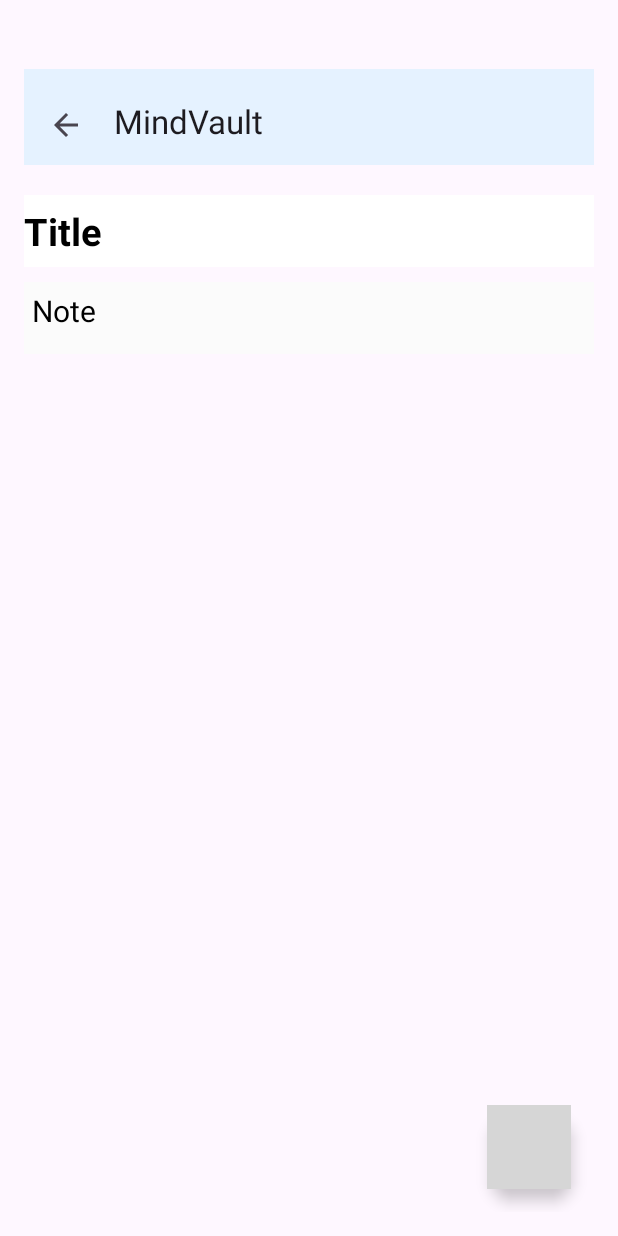
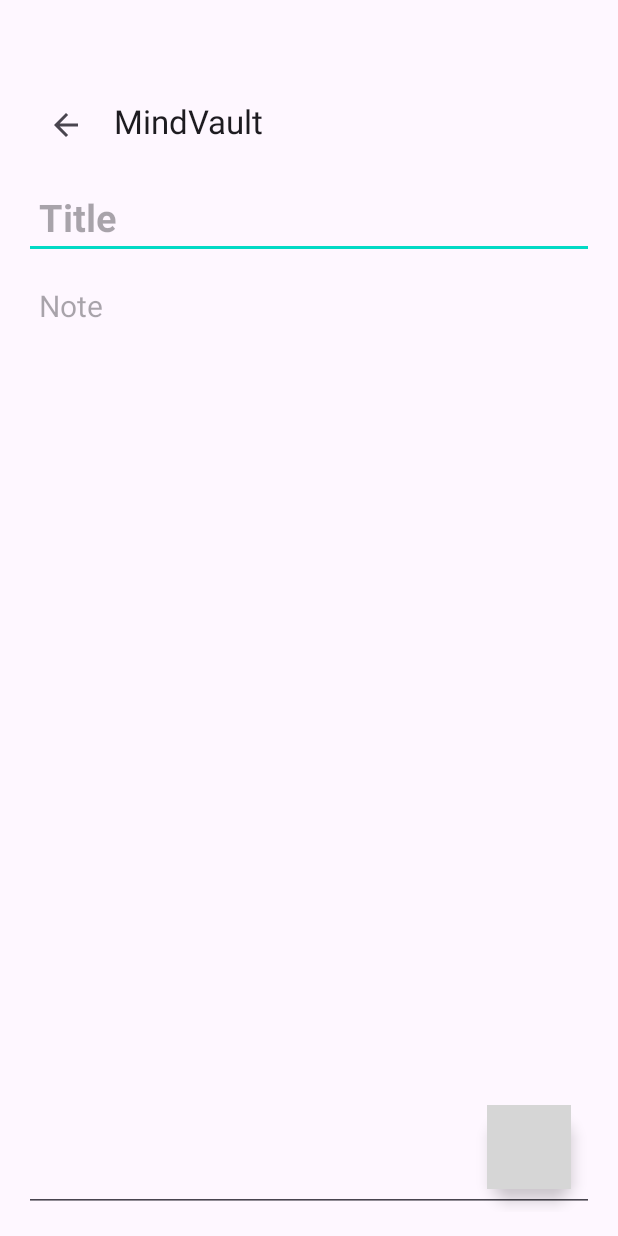
Before and after one commit to Newro37/MindVault, an Android app: the create_note screen opened directly, with no data from a screen before it, on a phone screen of 412 x 824 dp. Run offline under Robolectric (Android 15) with nearby library versions, the light colour scheme and no system bars; our stand-ins replace Firebase (no records; nobody signed in at launch, a user with empty details on screens opened directly); grey boxes are pictures that could not be loaded.

Commit message:
Resize padding and color

```diff
--- a/app/src/main/res/layout/activity_create_note.xml
+++ b/app/src/main/res/layout/activity_create_note.xml
@@ -14,7 +14,6 @@
         android:layout_width="match_parent"
         android:layout_height="?attr/actionBarSize"
         android:layout_marginTop="30dp"
-        android:background="@color/color3"
         android:paddingTop="5dp" />
 
 
@@ -23,14 +22,12 @@
         android:layout_width="match_parent"
         android:layout_height="wrap_content"
         android:layout_below="@id/toolbarofcreatenote"
-        android:layout_marginTop="20dp"
-        android:background="@android:color/white"
+        android:layout_marginTop="7dp"
         android:hint="Title"
         android:importantForAutofill="yes"
         android:inputType="textCapSentences"
         android:minHeight="48dp"
-        android:textColor="@android:color/black"
-        android:textColorHint="@android:color/black"
+        android:paddingLeft="10dp"
         android:textSize="25sp"
         android:textStyle="bold" />
 
@@ -38,18 +35,16 @@
     <EditText
         android:id="@+id/createcontentofnote"
         android:layout_width="match_parent"
-        android:layout_height="wrap_content"
+        android:layout_height="match_parent"
         android:layout_below="@id/createtitleofnote"
-        android:layout_marginTop="10dp"
-        android:background="@color/ic_launcher_background"
+        android:layout_marginTop="7dp"
         android:gravity="top|start"
         android:hint="Note"
         android:importantForAutofill="yes"
         android:inputType="textMultiLine"
-        android:minHeight="48dp"
-        android:padding="5dp"
-        android:textColor="@android:color/black"
-        android:textColorHint="@android:color/black"
+        android:minHeight="1dp"
+        android:paddingLeft="10dp"
+
         android:textSize="20sp" />
 
 
--- a/app/src/main/res/layout/activity_notes_page.xml
+++ b/app/src/main/res/layout/activity_notes_page.xml
@@ -26,9 +26,7 @@
         android:background="@color/colorPrimary"
         app:titleTextColor="@color/black"
         android:paddingStart="16dp"
-        android:paddingEnd="16dp"
-        android:theme="@style/ThemeOverlay.AppCompat.Dark.ActionBar"
-        app:popupTheme="@style/ThemeOverlay.AppCompat.Light">
+        android:paddingEnd="16dp">
 
     </androidx.appcompat.widget.Toolbar>
 
```
Also changed, not shown: app/src/main/res/layout/activity_editnoteactivity.xml (+5 -12 lines), app/src/main/res/layout/activity_notedetails.xml (+7 -6 lines).
